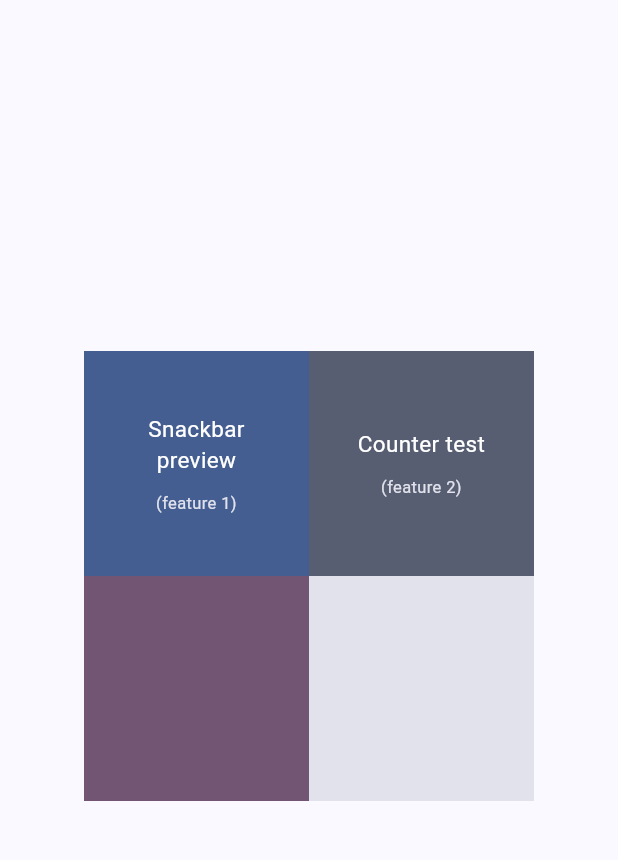
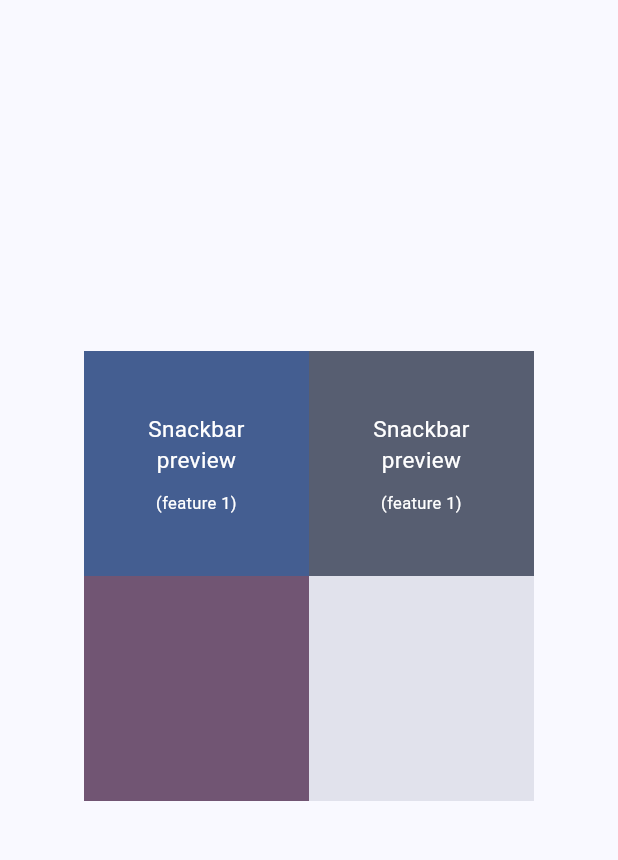
Before and after one commit to JavierGavra/git-rebase-test, a Flutter app: the screen it shows after launch, on a phone screen of 412 x 824 dp, the part 84-944 px from its top. Run offline on Flutter 3.47's test engine with Material 2 defaults, Android fonts, the phone set to English and light mode, and no system bars.

Commit message:
refactor code on home_page

```diff
--- a/lib/home_page.dart
+++ b/lib/home_page.dart
@@ -3,6 +3,41 @@ import 'package:git_rebase_test/feature_1.dart';
 
 class HomePage extends StatelessWidget {
   const HomePage({super.key});
+
+  Widget _menuItem({
+    required Function() onTap,
+    required Color backgroundColor,
+    required Color foregroundColor,
+    required String title,
+    required String sign,
+  }) {
+    return GestureDetector(
+      onTap: onTap,
+      child: Container(
+        height: 150,
+        width: 150,
+        color: backgroundColor,
+        alignment: Alignment.center,
+        padding: const EdgeInsets.symmetric(horizontal: 20),
+        child: Column(
+          mainAxisSize: MainAxisSize.min,
+          children: [
+            Text(
+              "Snackbar preview",
+              textAlign: TextAlign.center,
+              style: TextStyle(color: foregroundColor, fontSize: 15),
+            ),
+            const SizedBox(height: 10),
+            Text(
+              "(feature 1)",
+              textAlign: TextAlign.center,
+              style: TextStyle(color: foregroundColor, fontSize: 11),
+            ),
+          ],
+        ),
+      ),
+    );
+  }
 
   @override
   Widget build(BuildContext context) {
@@ -20,58 +55,20 @@ class HomePage extends StatelessWidget {
             Row(
               mainAxisSize: MainAxisSize.min,
               children: [
-                GestureDetector(
+                _menuItem(
                   onTap: () =>
                       Navigator.push(context, MaterialPageRoute(builder: (_) => const Feature1())),
-                  child: Container(
-                    height: 150,
-                    width: 150,
-                    color: colors.primary,
-                    alignment: Alignment.center,
-                    padding: const EdgeInsets.symmetric(horizontal: 20),
-                    child: Column(
-                      mainAxisSize: MainAxisSize.min,
-                      children: [
-                        Text(
-                          "Snackbar preview",
-                          textAlign: TextAlign.center,
-                          style: TextStyle(color: colors.onPrimary, fontSize: 15),
-                        ),
-                        const SizedBox(height: 10),
-                        Text(
-                          "(feature 1)",
-                          textAlign: TextAlign.center,
-                          style: TextStyle(color: colors.surfaceVariant, fontSize: 11),
-                        ),
-                      ],
-                    ),
-                  ),
+                  backgroundColor: colors.primary,
+                  foregroundColor: colors.onPrimary,
+                  title: "Snackbar preview",
+                  sign: "(feature 1)",
                 ),
-                GestureDetector(
+                _menuItem(
                   onTap: () => print("Click feature 2"),
-                  child: Container(
-                    height: 150,
-                    width: 150,
-                    color: colors.secondary,
-                    alignment: Alignment.center,
-                    padding: const EdgeInsets.symmetric(horizontal: 20),
-                    child: Column(
-                      mainAxisSize: MainAxisSize.min,
-                      children: [
-                        Text(
-                          "Counter test",
-                          textAlign: TextAlign.center,
-                          style: TextStyle(color: colors.onSecondary, fontSize: 15),
-                        ),
-                        const SizedBox(height: 10),
-                        Text(
-                          "(feature 2)",
-                          textAlign: TextAlign.center,
-                          style: TextStyle(color: colors.surfaceVariant, fontSize: 11),
-                        ),
-                      ],
-                    ),
-                  ),
+                  backgroundColor: colors.secondary,
+                  foregroundColor: colors.onSecondary,
+                  title: "Counter test",
+                  sign: "(feature 2)",
                 ),
               ],
             ),
```
